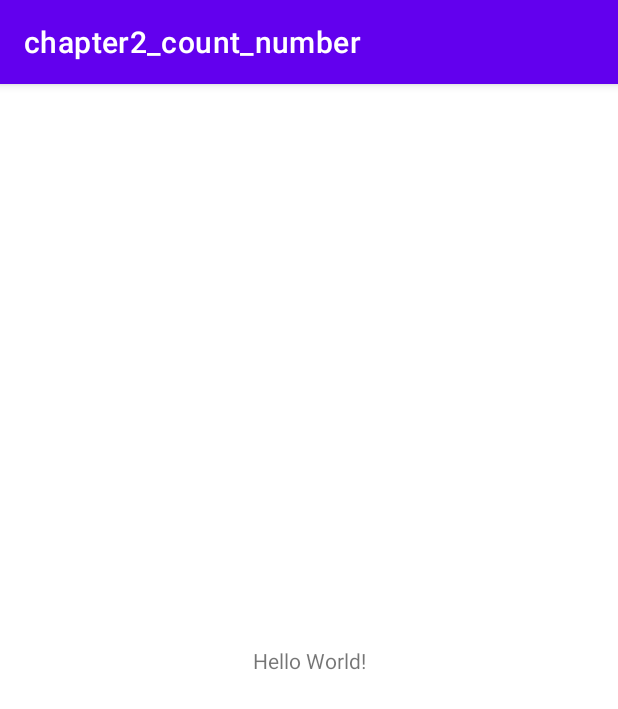
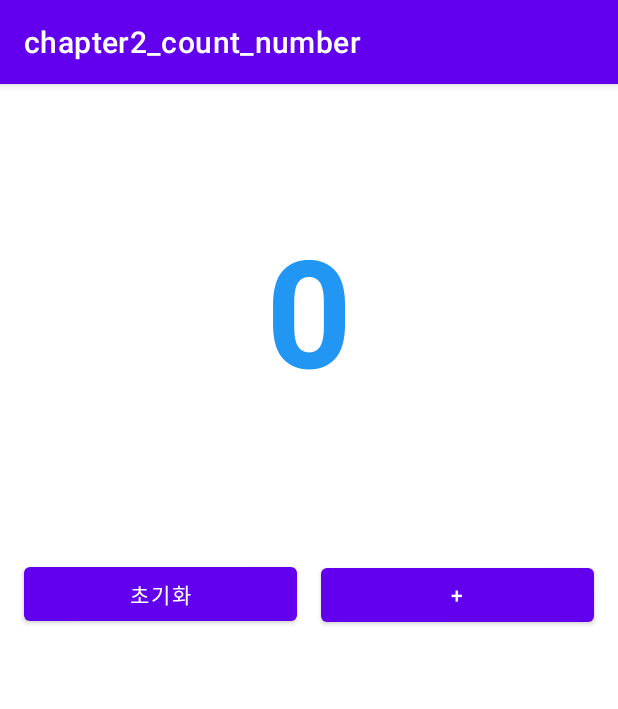
Before and after one commit to j-miiin/Basic_Android_App_2023, an Android app: the screen it shows after launch (MainActivity), on a phone screen of 412 x 824 dp. Shown: the top 709 px of the screen. Run offline under Robolectric (Android 15) with nearby library versions, the phone set to English and light mode, and no system bars.

Commit message:
Part01 - Chapter02 계수기 구현 완료

```diff
--- a/chapter2_count_number/app/src/main/java/com/example/chapter2_count_number/MainActivity.kt
+++ b/chapter2_count_number/app/src/main/java/com/example/chapter2_count_number/MainActivity.kt
@@ -2,10 +2,29 @@ package com.example.chapter2_count_number
 
 import androidx.appcompat.app.AppCompatActivity
 import android.os.Bundle
+import android.widget.Button
+import android.widget.TextView
 
 class MainActivity : AppCompatActivity() {
     override fun onCreate(savedInstanceState: Bundle?) {
         super.onCreate(savedInstanceState)
         setContentView(R.layout.activity_main)
+
+        val numberTextView = findViewById<TextView>(R.id.numberTextView)
+        val resetButton = findViewById<Button>(R.id.resetButton)
+        val plusButton = findViewById<Button>(R.id.plusButton)
+
+        var number = 0
+
+
+        resetButton.setOnClickListener {
+            number = 0
+            numberTextView.text = number.toString()
+        }
+
+        plusButton.setOnClickListener {
+            number += 1
+            numberTextView.text = number.toString()
+        }
     }
 }
--- a/chapter2_count_number/app/src/main/res/layout/activity_main.xml
+++ b/chapter2_count_number/app/src/main/res/layout/activity_main.xml
@@ -1,18 +1,46 @@
 <?xml version="1.0" encoding="utf-8"?>
-<androidx.constraintlayout.widget.ConstraintLayout xmlns:android="http://schemas.android.com/apk/res/android"
+<LinearLayout xmlns:android="http://schemas.android.com/apk/res/android"
     xmlns:app="http://schemas.android.com/apk/res-auto"
     xmlns:tools="http://schemas.android.com/tools"
     android:layout_width="match_parent"
     android:layout_height="match_parent"
+    android:orientation="vertical"
     tools:context=".MainActivity">
 
     <TextView
-        android:layout_width="wrap_content"
+        android:id="@+id/numberTextView"
+        android:layout_width="match_parent"
+        android:layout_height="300dp"
+        android:gravity="center"
+        android:text="0"
+        android:textColor="@color/blue"
+        android:textSize="100sp"
+        android:textStyle="bold" />
+
+    <LinearLayout
+        android:layout_width="match_parent"
         android:layout_height="wrap_content"
-        android:text="Hello World!"
-        app:layout_constraintBottom_toBottomOf="parent"
-        app:layout_constraintEnd_toEndOf="parent"
-        app:layout_constraintStart_toStartOf="parent"
-        app:layout_constraintTop_toTopOf="parent" />
+        android:orientation="horizontal">
 
-</androidx.constraintlayout.widget.ConstraintLayout>
+        <Button
+            android:id="@+id/resetButton"
+            android:layout_width="0dp"
+            android:layout_height="wrap_content"
+            android:layout_marginStart="16dp"
+            android:layout_marginTop="16dp"
+            android:layout_marginBottom="16dp"
+            android:layout_weight="1"
+            android:text="초기화" />
+
+        <Button
+            android:id="@+id/plusButton"
+            android:layout_width="0dp"
+            android:layout_height="wrap_content"
+            android:layout_margin="16dp"
+            android:layout_weight="1"
+            android:text="+" />
+
+    </LinearLayout>
+
+
+</LinearLayout>
--- a/chapter2_count_number/app/src/main/res/values/colors.xml
+++ b/chapter2_count_number/app/src/main/res/values/colors.xml
@@ -7,4 +7,5 @@
     <color name="teal_700">#FF018786</color>
     <color name="black">#FF000000</color>
     <color name="white">#FFFFFFFF</color>
+    <color name="blue">#2196F3</color>
 </resources>
```
